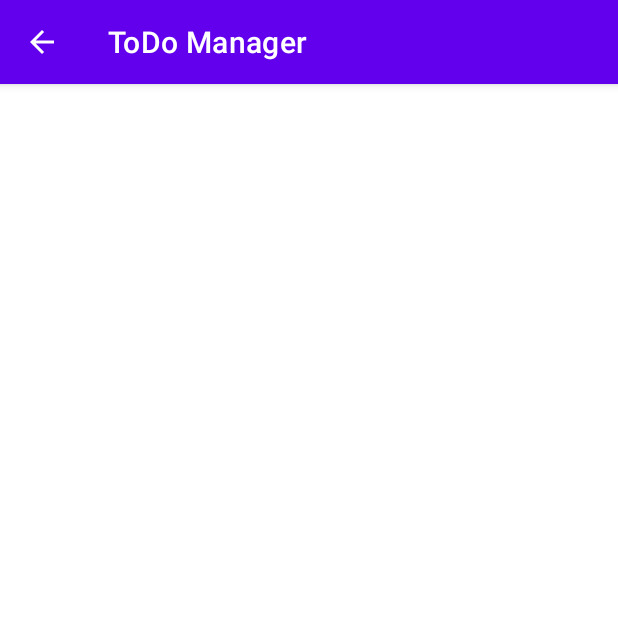
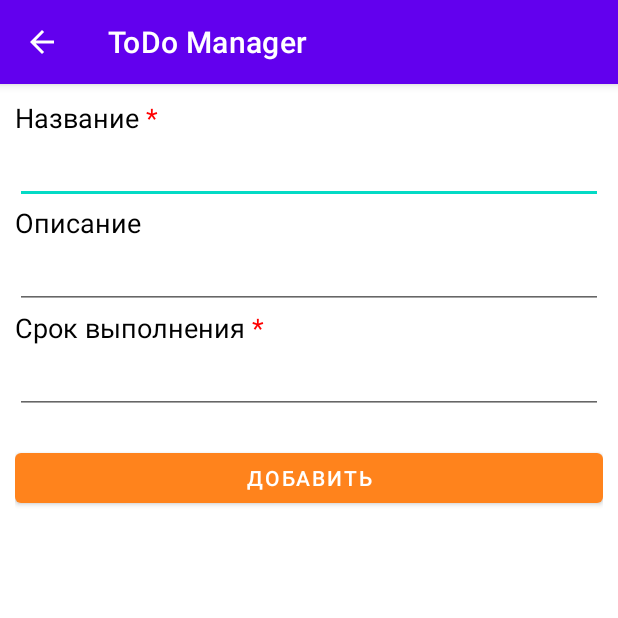
Before and after one commit to Salvador275/ToDo-manager, an Android app: the NewTask screen opened directly, with no data from a screen before it, on a phone screen of 412 x 824 dp, the top half of it. Run offline under Robolectric (Android 15) with nearby library versions, the phone set to English and light mode, and no system bars.

Commit message:
activity views

```diff
--- a/app/src/main/res/layout/activity_new_task.xml
+++ b/app/src/main/res/layout/activity_new_task.xml
@@ -1,9 +1,69 @@
 <?xml version="1.0" encoding="utf-8"?>
-<androidx.constraintlayout.widget.ConstraintLayout xmlns:android="http://schemas.android.com/apk/res/android"
+<LinearLayout
+    xmlns:android="http://schemas.android.com/apk/res/android"
     xmlns:app="http://schemas.android.com/apk/res-auto"
     xmlns:tools="http://schemas.android.com/tools"
     android:layout_width="match_parent"
     android:layout_height="match_parent"
+    android:orientation="vertical"
+    android:layout_margin="10dp"
     tools:context=".NewTask">
 
-</androidx.constraintlayout.widget.ConstraintLayout>
+    <TextView
+        android:id="@+id/TaskName"
+        android:layout_height="wrap_content"
+        android:layout_width="wrap_content"
+        android:textColor="?attr/colorOnSecondary"
+        android:text="@string/task_title"
+        android:textSize="18dp">
+    </TextView>
+
+    <EditText
+        android:id="@+id/TaskNameInput"
+        android:layout_width="match_parent"
+        android:layout_height="wrap_content">
+
+    </EditText>
+
+    <TextView
+        android:id="@+id/Description"
+        android:layout_height="wrap_content"
+        android:layout_width="wrap_content"
+        android:textColor="?attr/colorOnSecondary"
+        android:text="@string/task_description"
+        android:textSize="18dp">
+    </TextView>
+
+    <EditText
+        android:id="@+id/DescriptionInput"
+        android:layout_width="match_parent"
+        android:layout_height="wrap_content">
+
+    </EditText>
+
+    <TextView
+        android:id="@+id/EndDate"
+        android:layout_height="wrap_content"
+        android:layout_width="wrap_content"
+        android:textColor="?attr/colorOnSecondary"
+        android:text="@string/task_deadline"
+        android:textSize="18dp">
+    </TextView>
+
+    <EditText
+        android:id="@+id/EndDateInput"
+        android:layout_width="match_parent"
+        android:layout_height="wrap_content"
+        >
+
+    </EditText>
+
+    <Button
+        android:id="@+id/addTaskButton"
+        android:layout_width="match_parent"
+        android:layout_height="45sp"
+        android:layout_marginTop="20sp"
+        android:onClick="addTask"
+        android:text="@string/task_add"
+        app:backgroundTint="@color/primaryColor" />
+</LinearLayout>
```
Also changed, not shown: app/src/main/res/layout/activity_main.xml (+20 -8 lines), app/src/main/res/layout/activity_task_card.xml (added, +92 -0 lines).
